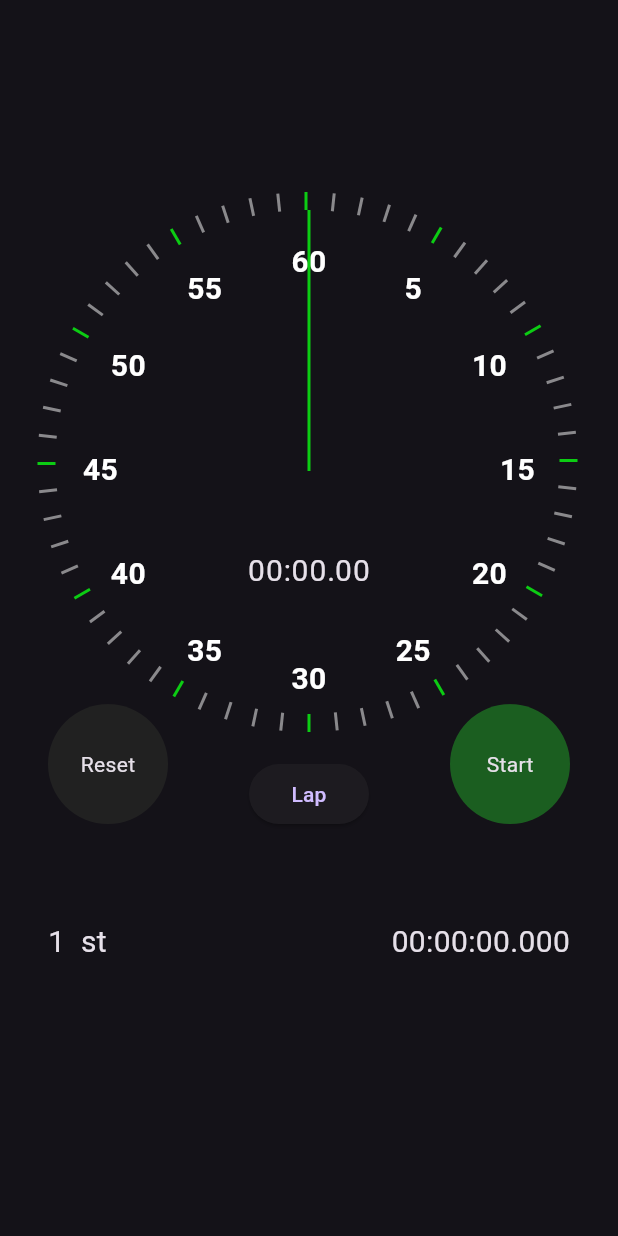
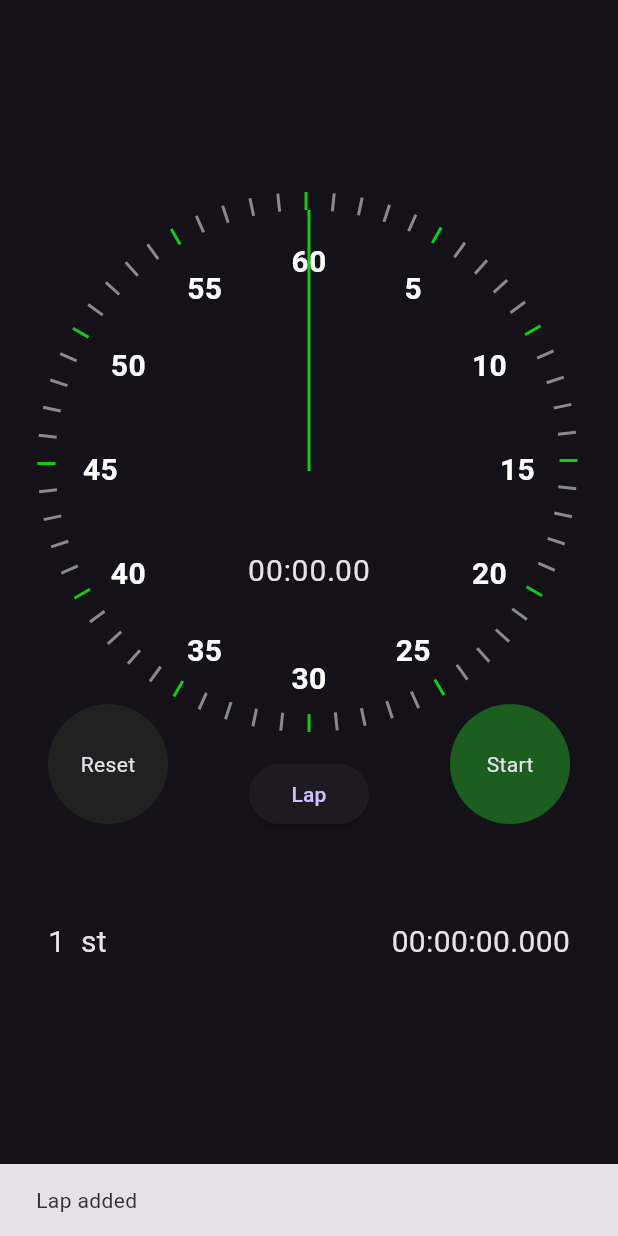
Before and after one commit to BenAuerDev/flutter_stopwatch, a Flutter app: the screen it shows after launch, after a tap on "Lap", on a phone screen of 412 x 824 dp. Run offline on Flutter 3.47's test engine with Material 3 defaults, Android fonts, the phone set to English and light mode, and no system bars; our stand-ins replace hooks_riverpod, riverpod_annotation; generated files the repository leaves out were written again.

Commit message:
show scaffold message when saving a lap

```diff
--- a/lib/src/features/stopwatch/presentation/stopwatch.dart
+++ b/lib/src/features/stopwatch/presentation/stopwatch.dart
@@ -1,6 +1,7 @@
 import 'package:flutter/material.dart';
 import 'package:flutter_animated_stopwatch/src/features/laps/application/lap_service.dart';
 import 'package:flutter_animated_stopwatch/src/features/stopwatch/application/stopwatch_service.dart';
+import 'package:flutter_animated_stopwatch/src/utils/handle_scaffold_message.dart';
 import 'package:hooks_riverpod/hooks_riverpod.dart';
 
 import 'package:flutter_animated_stopwatch/src/features/stopwatch/presentation/buttons/reset_button.dart';
@@ -46,6 +47,8 @@ class Stopwatch extends ConsumerWidget {
                     child: ElevatedButton(
                       onPressed: () {
                         ref.read(lapServiceProvider.notifier).lap();
+
+                        handleScaffoldMessage(context, 'Lap added');
                       },
                       child: const Text('Lap'),
                     ),
--- /dev/null
+++ b/lib/src/utils/handle_scaffold_message.dart
@@ -0,0 +1,13 @@
+import 'package:flutter/material.dart';
+
+void handleScaffoldMessage(
+  BuildContext context,
+  String message,
+) {
+  ScaffoldMessenger.of(context).removeCurrentSnackBar();
+  ScaffoldMessenger.of(context).showSnackBar(
+    SnackBar(
+      content: Text(message),
+    ),
+  );
+}
```
